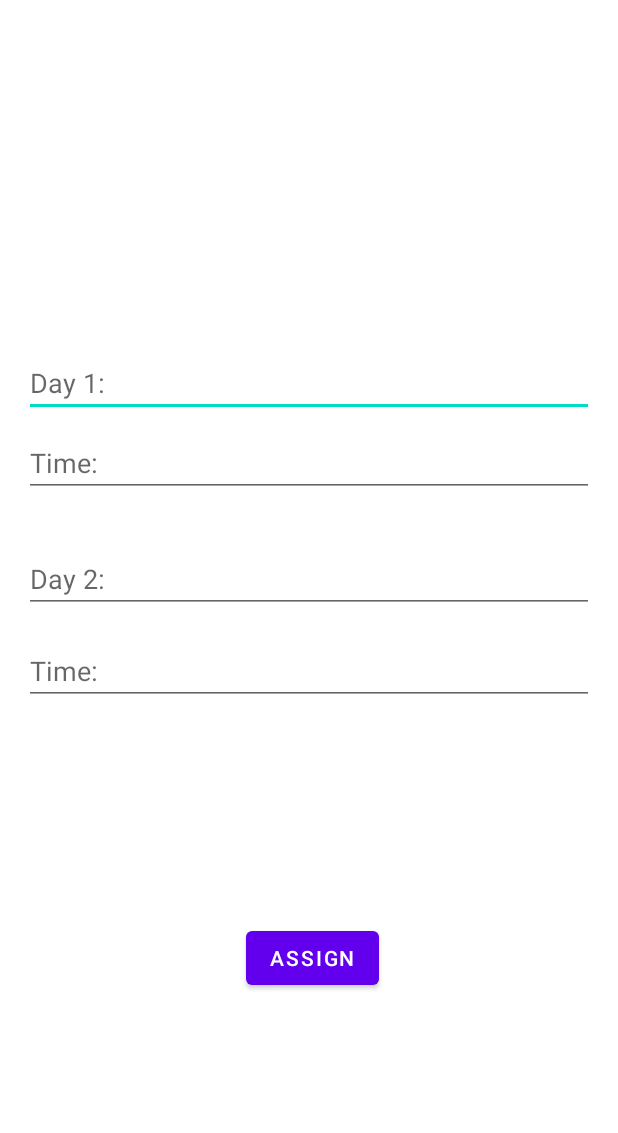
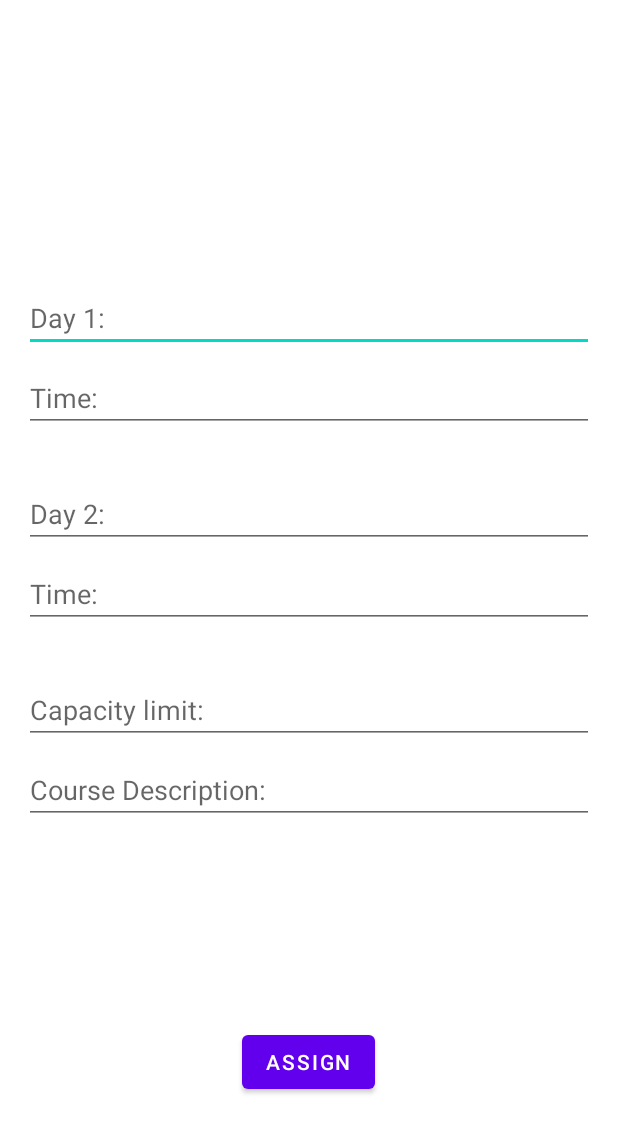
Before and after one commit to tamaraamicic/SEG2105, an Android app: the layout assigned.xml on its own in the app's theme, with its tools: preview values and no code run, on a phone screen of 412 x 824 dp. Shown: the top 1133 px of the screen. Run offline under Robolectric (Android 15) with nearby library versions, the phone set to English and light mode, and no system bars.

Commit message:
Updating the assigned.xml

```diff
--- a/SEG2105TermProject/app/src/main/res/layout/assigned.xml
+++ b/SEG2105TermProject/app/src/main/res/layout/assigned.xml
@@ -6,12 +6,12 @@
     android:layout_height="match_parent">
 
     <com.google.android.material.textfield.TextInputEditText
-        android:id="@+id/textInputEditText"
+        android:id="@+id/DayInput1"
         android:layout_width="match_parent"
         android:layout_height="wrap_content"
         android:layout_marginStart="16dp"
         android:layout_marginLeft="16dp"
-        android:layout_marginTop="186dp"
+        android:layout_marginTop="100dp"
         android:layout_marginEnd="16dp"
         android:layout_marginRight="16dp"
         android:layout_marginBottom="500dp"
@@ -22,7 +22,7 @@
         app:layout_constraintTop_toTopOf="parent" />
 
     <com.google.android.material.textfield.TextInputEditText
-        android:id="@+id/textInputEditText2"
+        android:id="@+id/TimeInput1"
         android:layout_width="match_parent"
         android:layout_height="wrap_content"
         android:layout_marginStart="16dp"
@@ -33,10 +33,10 @@
         android:hint="Time:"
         app:layout_constraintEnd_toEndOf="parent"
         app:layout_constraintStart_toStartOf="parent"
-        app:layout_constraintTop_toBottomOf="@+id/textInputEditText" />
+        app:layout_constraintTop_toBottomOf="@+id/DayInput1" />
 
     <com.google.android.material.textfield.TextInputEditText
-        android:id="@+id/textInputEditText3"
+        android:id="@+id/DayInput2"
         android:layout_width="match_parent"
         android:layout_height="wrap_content"
         android:layout_marginStart="16dp"
@@ -47,10 +47,10 @@
         android:hint="Day 2:"
         app:layout_constraintEnd_toEndOf="parent"
         app:layout_constraintStart_toStartOf="parent"
-        app:layout_constraintTop_toBottomOf="@+id/textInputEditText2" />
+        app:layout_constraintTop_toBottomOf="@+id/TimeInput1" />
 
     <com.google.android.material.textfield.TextInputEditText
-        android:id="@+id/textInputEditText4"
+        android:id="@+id/TimeInput2"
         android:layout_width="match_parent"
         android:layout_height="wrap_content"
         android:layout_marginStart="16dp"
@@ -58,26 +58,53 @@
         android:layout_marginTop="8dp"
         android:layout_marginEnd="16dp"
         android:layout_marginRight="16dp"
-        android:layout_marginBottom="20dp"
         android:hint="Time:"
-        app:layout_constraintBottom_toTopOf="@+id/button"
         app:layout_constraintEnd_toEndOf="parent"
         app:layout_constraintStart_toStartOf="parent"
-        app:layout_constraintTop_toBottomOf="@+id/textInputEditText3" />
+        app:layout_constraintTop_toBottomOf="@+id/DayInput2" />
+
+    <com.google.android.material.textfield.TextInputEditText
+        android:id="@+id/CapacityLimit"
+        android:layout_width="match_parent"
+        android:layout_height="wrap_content"
+        android:layout_marginStart="16dp"
+        android:layout_marginLeft="16dp"
+        android:layout_marginTop="32dp"
+        android:layout_marginEnd="16dp"
+        android:layout_marginRight="16dp"
+        android:hint="Capacity limit:"
+        app:layout_constraintEnd_toEndOf="parent"
+        app:layout_constraintStart_toStartOf="parent"
+        app:layout_constraintTop_toBottomOf="@+id/TimeInput2" />
+
+    <com.google.android.material.textfield.TextInputEditText
+        android:id="@+id/CourseDescription"
+        android:layout_width="match_parent"
+        android:layout_height="wrap_content"
+        android:layout_marginStart="16dp"
+        android:layout_marginLeft="16dp"
+        android:layout_marginTop="8dp"
+        android:layout_marginEnd="16dp"
+        android:layout_marginRight="16dp"
+        android:hint="Course Description:"
+        app:layout_constraintEnd_toEndOf="parent"
+        app:layout_constraintStart_toStartOf="parent"
+        app:layout_constraintTop_toBottomOf="@+id/CapacityLimit" />
 
     <Button
-        android:id="@+id/button"
+        android:id="@+id/assignButton"
         android:layout_width="wrap_content"
         android:layout_height="wrap_content"
-        android:layout_marginStart="163dp"
-        android:layout_marginLeft="163dp"
-        android:layout_marginTop="116dp"
+        android:layout_marginStart="158dp"
+        android:layout_marginLeft="158dp"
+        android:layout_marginTop="112dp"
         android:layout_marginEnd="159dp"
         android:layout_marginRight="159dp"
-        android:layout_marginBottom="153dp"
+        android:layout_marginBottom="70dp"
         android:text="Assign"
         app:layout_constraintBottom_toBottomOf="parent"
         app:layout_constraintEnd_toEndOf="parent"
         app:layout_constraintStart_toStartOf="parent"
-        app:layout_constraintTop_toBottomOf="@+id/textInputEditText4" />
+        app:layout_constraintTop_toBottomOf="@+id/CourseDescription" />
+
 </androidx.constraintlayout.widget.ConstraintLayout>
```
